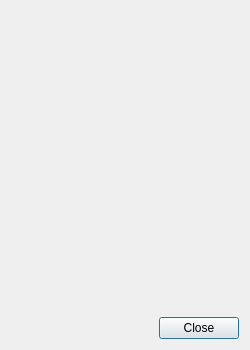
gitGNU/gnu_tutka, file src/trackvolumesdialog.ui: the form before one commit.
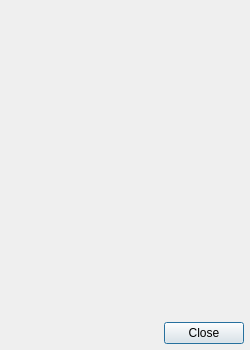
The form after the commit.

Commit message: Fixes: margins didn't really rock

Patch:
```diff
--- a/src/trackvolumesdialog.ui
+++ b/src/trackvolumesdialog.ui
@@ -14,6 +14,12 @@
    <string>Track Volumes</string>
   </property>
   <layout class="QVBoxLayout" name="verticalLayout">
+   <property name="spacing">
+    <number>6</number>
+   </property>
+   <property name="margin">
+    <number>6</number>
+   </property>
    <item>
     <widget class="QScrollArea" name="scrollArea">
      <property name="frameShape">
@@ -30,8 +36,8 @@
        <rect>
         <x>0</x>
         <y>0</y>
-        <width>226</width>
-        <height>286</height>
+        <width>238</width>
+        <height>310</height>
        </rect>
       </property>
       <layout class="QHBoxLayout" name="horizontalLayout_2"/>
```
The commit also changes 12 other files.
